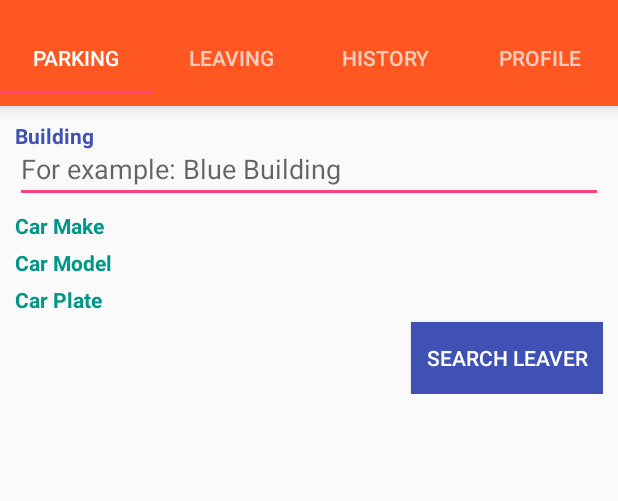
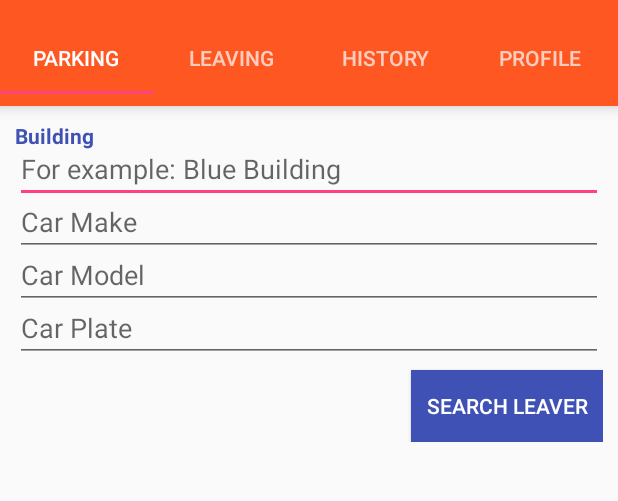
Before and after one commit to Shizzu/NottsApp, an Android app: the ParkerFragment screen opened directly, with no data from a screen before it, on a phone screen of 412 x 824 dp, the part 62-563 px from its top. Run offline under Robolectric (Android 15) with nearby library versions, the light colour scheme and no system bars; libraries missing offline, so code that uses them is left out: com.rey.material; plain views replace Button.

Commit message:
update login, fragments

```diff
--- a/app/src/main/java/com/example/user/nottspark/View/Fragments/LeaverFragment.java
+++ b/app/src/main/java/com/example/user/nottspark/View/Fragments/LeaverFragment.java
@@ -25,8 +25,8 @@ import getresult.example.asus.nottspark.R;
 public class LeaverFragment extends Fragment {
 
 
-    EditText new_building, new_desc;
-    Spinner new_vehicle;
+    private EditText new_building, new_desc;
+    private Spinner new_vehicle;
     private FragmentActivity myContext;
 
     public LeaverFragment() {
@@ -53,28 +53,28 @@ public class LeaverFragment extends Fragment {
                              Bundle savedInstanceState) {
         View view = inflater.inflate(R.layout.fragment_leaver, container, false);
 
-        final NottsParkDatabase db = new NottsParkDatabase(getActivity(), null, null, 1);
-        new_building = (EditText) view.findViewById(R.id.leaverBuilding);
+//        final NottsParkDatabase db = new NottsParkDatabase(getActivity(), null, null, 1);
+//        new_building = (EditText) view.findViewById(R.id.leaverBuilding);
 //        new_vehicle = (Spinner) view.findViewById(R.id.leaverSpinner);
-        new_desc = (EditText) view.findViewById(R.id.leaverDescription);
-
-        final Button button = (Button) view.findViewById(R.id.btnTimepicker);
-        button.setOnClickListener(new View.OnClickListener() {
-            public void onClick(View v) {
-                showTimePickerDialog();
-            }
-        });
-
-        Button leaveButton = (Button) view.findViewById(R.id.btnLeave);
-        leaveButton.setOnClickListener(new View.OnClickListener() {
-            @Override
-            public void onClick(View v) {
-                String temp_building = new_building.getText().toString();
-                String temp_vehicle = new_vehicle.getSelectedItem().toString();
-                String temp_desc = new_desc.getText().toString();
-                //db.addLeaver(new Leaver(1,1,));
-            }
-        });
+//        new_desc = (EditText) view.findViewById(R.id.leaverDescription);
+//
+//        final Button button = (Button) view.findViewById(R.id.btnTimepicker);
+//        button.setOnClickListener(new View.OnClickListener() {
+//            public void onClick(View v) {
+//                showTimePickerDialog();
+//            }
+//        });
+//
+//        Button leaveButton = (Button) view.findViewById(R.id.btnLeave);
+//        leaveButton.setOnClickListener(new View.OnClickListener() {
+//            @Override
+//            public void onClick(View v) {
+//                String temp_building = new_building.getText().toString();
+//                String temp_vehicle = new_vehicle.getSelectedItem().toString();
+//                String temp_desc = new_desc.getText().toString();
+//                //db.addLeaver(new Leaver(1,1,));
+//            }
+//        });
         return view;
     }
 
--- a/app/src/main/java/com/example/user/nottspark/View/Fragments/ParkerFragment.java
+++ b/app/src/main/java/com/example/user/nottspark/View/Fragments/ParkerFragment.java
@@ -15,44 +15,32 @@ import getresult.example.asus.nottspark.R;
 // In this case, the fragment displays simple text based on the page
 public class ParkerFragment extends Fragment {
 
-    public EditText new_building;
-    public Spinner new_vehicle;
+    private EditText new_building;
+    private Spinner new_vehicle;
     View view;
 
     public ParkerFragment() {
     }
-/*
-    @Override
-    public void onCreate(Bundle savedInstanceState) {
-        super.onCreate(savedInstanceState);
-    }
-
-    @Override
-    public View onCreateView(LayoutInflater inflater, ViewGroup container,
-                             Bundle savedInstanceState) {
-        return inflater.inflate(R.layout.fragment_parker, container, false);
-    }
-*/
 
     @Override
     public View onCreateView(LayoutInflater inflater, ViewGroup container, Bundle savedInstanceState) {
 
 //        final DBHandlerParker db_parker = new DBHandlerParker(getActivity(), null, null, 1);
 
-        new_building = (EditText) view.findViewById(R.id.parkerBuilding);
+//        new_building = (EditText) view.findViewById(R.id.parkerBuilding);
 //        new_vehicle = (Spinner) view.findViewById(R.id.parkerSpinner);
 
         view = inflater.inflate(R.layout.fragment_parker, container, false);
-        Button searchButton = (Button) view.findViewById(R.id.btnSearchLeaver);
-        searchButton.setOnClickListener(new View.OnClickListener() {
-            @Override
-            public void onClick(View v) {
-                String temp_building = new_building.getText().toString();
-                String temp_vehicle = new_vehicle.getSelectedItem().toString();
-//                db_parker.addParker(new ParkerInfo(1, temp_building, temp_vehicle, 1));
-
-            }
-        });
+//        Button searchButton = (Button) view.findViewById(R.id.btnSearchLeaver);
+//        searchButton.setOnClickListener(new View.OnClickListener() {
+//            @Override
+//            public void onClick(View v) {
+////                String temp_building = new_building.getText().toString();
+////                String temp_vehicle = new_vehicle.getSelectedItem().toString();
+////                db_parker.addParker(new ParkerInfo(1, temp_building, temp_vehicle, 1));
+//
+//            }
+//        });
         return view;
     }
 
--- a/app/src/main/res/layout/fragment_parker.xml
+++ b/app/src/main/res/layout/fragment_parker.xml
@@ -8,22 +8,6 @@
         android:layout_width="match_parent"
         android:layout_height="wrap_content"
         android:orientation="vertical">
-
-        <!--<TextView-->
-        <!--android:id="@+id/textView2"-->
-        <!--android:layout_width="match_parent"-->
-        <!--android:layout_height="wrap_content"-->
-        <!--android:layout_marginTop="5dp"-->
-        <!--android:text="Please fill in the following details"-->
-        <!--android:textColor="@color/primarycolor"-->
-        <!--android:textStyle="normal|bold" />-->
-
-        <!--<View-->
-        <!--android:layout_width="fill_parent"-->
-        <!--android:layout_height="2dip"-->
-        <!--android:layout_marginBottom="15dp"-->
-        <!--android:layout_marginTop="5dp"-->
-        <!--android:background="@color/primarycolor" />-->
 
         <TextView
             android:id="@+id/textView6"
@@ -40,32 +24,26 @@
             android:layout_marginTop="-10dp"
             android:hint="For example: Blue Building" />
 
-        <TextView
-            android:id="@+id/textView8"
+        <EditText
+            android:id="@+id/parkerCarMake"
             android:layout_width="match_parent"
             android:layout_height="wrap_content"
-            android:layout_marginTop="5dp"
-            android:text="Car Make"
-            android:textColor="@color/teal500"
-            android:textStyle="normal|bold" />
+            android:layout_marginTop="-10dp"
+            android:hint="Car Make" />
 
-        <TextView
-            android:id="@+id/textView9"
+        <EditText
+            android:id="@+id/parkerCarModel"
             android:layout_width="match_parent"
             android:layout_height="wrap_content"
-            android:layout_marginTop="5dp"
-            android:text="Car Model"
-            android:textColor="@color/teal500"
-            android:textStyle="normal|bold" />
+            android:layout_marginTop="-10dp"
+            android:hint="Car Model" />
 
-        <TextView
-            android:id="@+id/textView10"
+        <EditText
+            android:id="@+id/parkerCarPlate"
             android:layout_width="match_parent"
             android:layout_height="wrap_content"
-            android:layout_marginTop="5dp"
-            android:text="Car Plate"
-            android:textColor="@color/teal500"
-            android:textStyle="normal|bold" />
+            android:layout_marginTop="-10dp"
+            android:hint="Car Plate" />
 
         <com.rey.material.widget.Button
             android:id="@+id/btnSearchLeaver"
```
Also changed, not shown: app/src/main/java/com/example/user/nottspark/View/LoginActivity.java (+43 -43 lines), app/src/main/res/layout/fragment_leaver.xml (+14 -33 lines), 10 other files.
